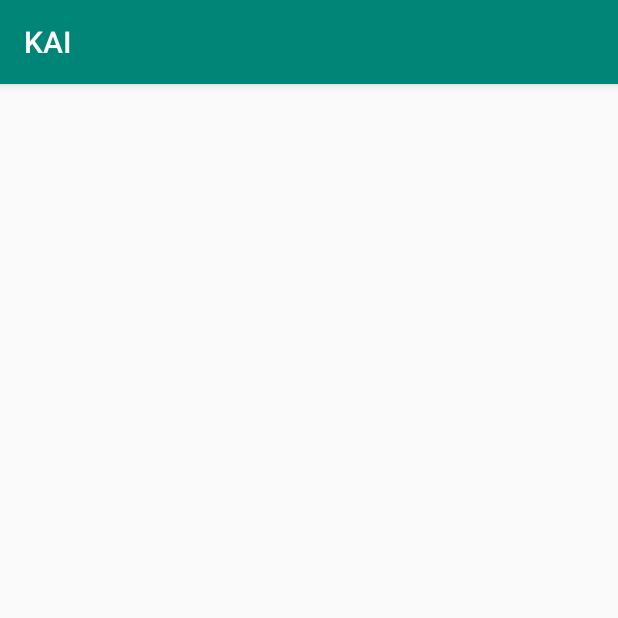
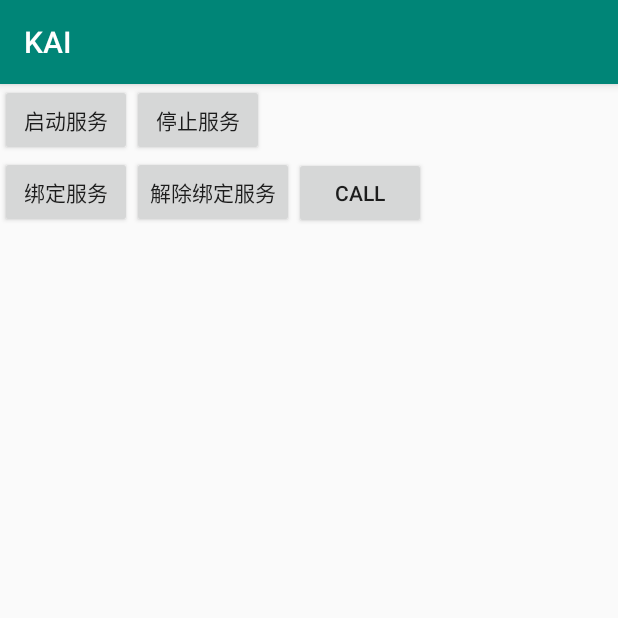
Before and after one commit to YongmingLee/kai, an Android app: the ServiceTestMoreActivity screen opened directly, with no data from a screen before it, on a phone screen of 412 x 824 dp, the top half of it. Run offline under Robolectric (Android 15) with nearby library versions, the phone set to English and light mode, and no system bars.

Commit message:
添加服务测试代码

```diff
--- a/app/src/main/AndroidManifest.xml
+++ b/app/src/main/AndroidManifest.xml
@@ -69,6 +69,11 @@
 
         </provider>
 
+
+        <!--服务-->
+
+        <service android:name="com.example.yongming.service.MyService" />
+
     </application>
 
 
--- a/app/src/main/java/com/example/yongming/activity/ActivitySubmodule/ServiceTestMoreActivity.java
+++ b/app/src/main/java/com/example/yongming/activity/ActivitySubmodule/ServiceTestMoreActivity.java
@@ -1,23 +1,159 @@
 package com.example.yongming.activity.ActivitySubmodule;
 
+import android.content.ComponentName;
+import android.content.Intent;
+import android.content.ServiceConnection;
 import android.os.Bundle;
+import android.os.IBinder;
 import android.support.annotation.Nullable;
 import android.util.Log;
+import android.view.View;
+import android.widget.Button;
+import android.widget.Toast;
 
 import com.example.yongming.activity.BaseActivity;
 import com.example.yongming.activity.R;
+import com.example.yongming.service.MyService;
 
-public class ServiceTestMoreActivity extends BaseActivity {
+
+/*
+* Activity 不能直接调用Service里的方法，要通过一个中间人：ServiceConnection
+* 总结：
+*
+* 一、服务，是安卓的四大组件之一，类似Windows的服务，常驻于后台，可以做一些不需要UI交互的任务。
+*
+* 二、数据流：
+* Activity 和 Service 之间通过 配置 ServiceConnection 子类 进行数据交互。
+*
+* 启动服务之时，完成两者的关联。 ServiceConnection 可以通过Binder拿到 Service实例，通过
+* 设置Callback回调，来实现主动和被动的调用。
+*
+* 详细见以下代码：
+*
+* demo实现了 Activity主动启动Service，Service 启动后会默认开启一个定时器，定时的向注册回调接口的
+* 类反馈。
+*
+* 同时Activity也可以调用 service实例里的方法。
+*
+* 达到了两者的数据互通。
+*
+* */
+
+public class ServiceTestMoreActivity extends BaseActivity implements View.OnClickListener {
+
+    private MyService.DownloadBinder downloadBinder = null;
+
+    private ServiceConnection serviceConnection = new ServiceConnection() {
+        @Override
+        public void onServiceConnected(ComponentName componentName, IBinder iBinder) {
+
+            Log.i("mys", "onServiceConnected - thread:(" + Thread.currentThread().getName() + "}");
+
+            downloadBinder = (MyService.DownloadBinder) iBinder;
+            downloadBinder.startDownload();
+            downloadBinder.getProgress();
+
+
+            MyService myService = downloadBinder.getService();
+
+            myService.setCallback(new MyService.Callback() {
+                @Override
+                public void getNum(int num) {
+
+                    Log.i("mys", "value from service: " + num);
+                }
+            });
+        }
+
+        @Override
+        public void onServiceDisconnected(ComponentName componentName) {
+
+            Log.i("mys", "onServiceDisconnected - thread:(" + Thread.currentThread().getName() + "}");
+        }
+
+        public void callFunction()
+        {
+            downloadBinder.getProgress();
+        }
+    };
+
     @Override
     protected void onCreate(@Nullable Bundle savedInstanceState) {
         super.onCreate(savedInstanceState);
         setContentView(R.layout.activity_test_service);
+
+        Button button = findViewById(R.id.service_test_start_btn);
+        button.setOnClickListener(this);
+
+        button = findViewById(R.id.service_test_stop_btn);
+        button.setOnClickListener(this);
+
+        button = findViewById(R.id.service_test_bind_btn);
+        button.setOnClickListener(this);
+
+        button = findViewById(R.id.service_test_unbind_btn);
+        button.setOnClickListener(this);
+
+        button = findViewById(R.id.service_test_call_btn);
+        button.setOnClickListener(this);
+    }
+
+
+    @Override
+    public void onClick(View view) {
+        switch (view.getId())
+        {
+            case R.id.service_test_start_btn:
+
+                Intent startIntent = new Intent(this, MyService.class);
+                startService(startIntent);
+
+                break;
+
+            case R.id.service_test_stop_btn:
+
+                Intent stopIntent = new Intent(this, MyService.class);
+                stopService(stopIntent);
+
+                break;
+
+            case R.id.service_test_bind_btn:
+
+                Intent newStartIntent = new Intent(this, MyService.class);
+                bindService(newStartIntent, serviceConnection, BIND_AUTO_CREATE);
+
+
+                break;
+
+            case R.id.service_test_unbind_btn:
+
+                if (serviceConnection != null) {
+                    unbindService(serviceConnection);
+                    serviceConnection = null;
+                }
+
+                break;
+
+            case R.id.service_test_call_btn:
+
+                if (downloadBinder == null) {
+
+                    Toast.makeText(this, "Please bind service first", Toast.LENGTH_SHORT).show();
+
+                    break;
+                }
+
+                MyService myService = downloadBinder.getService();
+                int n = myService.testCallbackFunction();
+                Log.i("mys", "call result:(" + n + ")");
+
+                break;
+        }
     }
 
     @Override
     protected void onDestroy() {
+        Log.i("mys", "Service activity onDestroy");
         super.onDestroy();
-
-
     }
 }
--- a/app/src/main/res/layout/activity_test_service.xml
+++ b/app/src/main/res/layout/activity_test_service.xml
@@ -1,6 +1,51 @@
 <?xml version="1.0" encoding="utf-8"?>
 <LinearLayout
-    xmlns:android="http://schemas.android.com/apk/res/android" android:layout_width="match_parent"
+    xmlns:android="http://schemas.android.com/apk/res/android"
+    android:orientation="vertical"
+    android:layout_width="match_parent"
     android:layout_height="match_parent">
 
+    <LinearLayout
+        android:layout_width="match_parent"
+        android:layout_height="wrap_content">
+
+        <Button
+            android:id="@+id/service_test_start_btn"
+            android:layout_width="wrap_content"
+            android:layout_height="wrap_content"
+            android:text="启动服务"/>
+
+        <Button
+            android:id="@+id/service_test_stop_btn"
+            android:layout_width="wrap_content"
+            android:layout_height="wrap_content"
+            android:text="停止服务"/>
+
+    </LinearLayout>
+
+    <LinearLayout
+        android:layout_width="match_parent"
+        android:layout_height="wrap_content">
+
+        <Button
+            android:id="@+id/service_test_bind_btn"
+            android:layout_width="wrap_content"
+            android:layout_height="wrap_content"
+            android:text="绑定服务"/>
+
+        <Button
+            android:id="@+id/service_test_unbind_btn"
+            android:layout_width="wrap_content"
+            android:layout_height="wrap_content"
+            android:text="解除绑定服务"/>
+
+        <Button
+            android:id="@+id/service_test_call_btn"
+            android:layout_width="wrap_content"
+            android:layout_height="wrap_content"
+            android:text="call"/>
+
+    </LinearLayout>
+
+
 </LinearLayout>
```
Also changed, not shown: app/src/main/java/com/example/yongming/service/MyService.java (added, +136 -0 lines).
